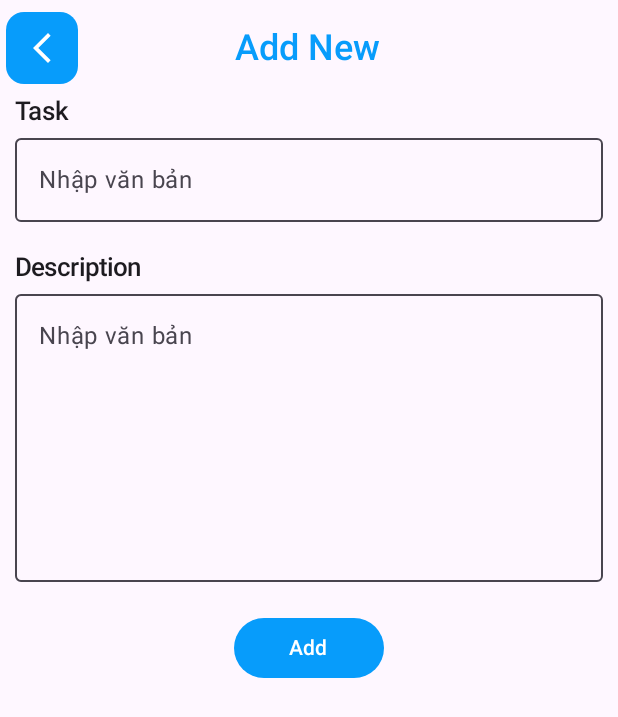
After one commit to nsonhoang/BT_LTMOBILE, an Android app built with Jetpack Compose: the AddTask screen opened directly, with no data from a screen before it, on a phone screen of 412 x 824 dp. The commit adds this screen. Shown: the top 717 px of the screen. Run offline under Robolectric (Android 15) with nearby library versions, the phone set to English and light mode, and no system bars.

Commit message:
bo xung bai 1 tuan 6

```diff
--- a/Bai1_tuan4/app/src/main/AndroidManifest.xml
+++ b/Bai1_tuan4/app/src/main/AndroidManifest.xml
@@ -14,6 +14,9 @@
         android:supportsRtl="true"
         android:theme="@style/Theme.Bai1_tuan4"
         tools:targetApi="31" >
+        <activity android:name=".AddTask"
+            android:theme="@style/Theme.Bai1_tuan4"
+            />.
         <activity
             android:name=".Login"
             android:exported="false"
--- /dev/null
+++ b/Bai1_tuan4/app/src/main/java/com/example/bai1_tuan4/AddTask.kt
@@ -0,0 +1,196 @@
+package com.example.bai1_tuan4
+
+import TaskData
+import android.R.attr.text
+import android.app.Activity
+import android.os.Bundle
+import androidx.activity.ComponentActivity
+import androidx.activity.compose.setContent
+import androidx.compose.foundation.layout.Arrangement
+import androidx.compose.foundation.layout.Column
+import androidx.compose.foundation.layout.Row
+import androidx.compose.foundation.layout.Spacer
+import androidx.compose.foundation.layout.fillMaxSize
+import androidx.compose.foundation.layout.fillMaxWidth
+import androidx.compose.foundation.layout.height
+import androidx.compose.foundation.layout.padding
+import androidx.compose.foundation.layout.width
+import androidx.compose.material3.Button
+import androidx.compose.material3.ButtonDefaults
+import androidx.compose.material3.Card
+import androidx.compose.material3.CardDefaults
+import androidx.compose.material3.ExperimentalMaterial3Api
+import androidx.compose.material3.Icon
+import androidx.compose.material3.IconButton
+import androidx.compose.material3.OutlinedTextField
+import androidx.compose.material3.Scaffold
+import androidx.compose.material3.Text
+import androidx.compose.material3.TextFieldDefaults
+import androidx.compose.material3.TopAppBar
+import androidx.compose.runtime.Composable
+import androidx.compose.runtime.LaunchedEffect
+import androidx.compose.runtime.collectAsState
+import androidx.compose.runtime.getValue
+import androidx.compose.runtime.mutableStateOf
+import androidx.compose.runtime.remember
+import androidx.compose.runtime.setValue
+import androidx.compose.ui.Modifier
+import androidx.compose.ui.graphics.Color
+import androidx.compose.ui.platform.LocalContext
+import androidx.compose.ui.res.painterResource
+import androidx.compose.ui.text.font.FontWeight
+import androidx.compose.ui.text.style.TextAlign
+import androidx.compose.ui.tooling.preview.Preview
+import androidx.compose.ui.unit.dp
+import androidx.compose.ui.unit.sp
+import androidx.lifecycle.viewmodel.compose.viewModel
+import com.example.bai1_tuan4.ui.theme.Blue
+import java.util.UUID
+
+
+class AddTask : ComponentActivity(){
+    override fun onCreate(savedInstanceState: Bundle?) {
+        super.onCreate(savedInstanceState)
+
+        setContent {
+            TaskScreen()
+        }
+    }
+}
+
+@Preview
+@Composable
+
+fun TaskScreen(){
+
+    Scaffold(
+        modifier = Modifier.fillMaxSize(),
+        topBar = {
+            TopBarAddTask()
+        }
+    ) {innerPadding ->
+
+        AddTaskMain(Modifier.padding(innerPadding))
+
+    }
+}
+
+@Composable
+fun AddTaskMain(modifier: Modifier) {
+
+    val context = LocalContext.current
+    val viewModel: MainViewModel = viewModel()
+    var text by remember { mutableStateOf("") }
+    var description by remember { mutableStateOf("") }
+
+    LaunchedEffect(Unit) {
+        viewModel.fetchTasks()
+    }
+    val data by viewModel.tasks.collectAsState()
+    Column(
+        modifier = modifier
+            .fillMaxWidth()
+            .padding(start = 10.dp, end = 10.dp),
+    ) {
+
+        Text(
+            text = "Task",
+            fontWeight = FontWeight(600),
+            fontSize = 17.sp
+        )
+        OutlinedTextField(
+            value = text,
+            onValueChange = { newText -> text = newText },
+            label = { Text("Nhập văn bản") }, // Nhãn cho trường nhập
+            modifier = Modifier.fillMaxWidth(),
+            colors = TextFieldDefaults.colors(
+                focusedContainerColor = Color.Transparent ,
+                unfocusedContainerColor = Color.Transparent
+            ),
+        )
+        Spacer(
+            modifier= Modifier.height(20.dp)
+        )
+        Text(
+            text = "Description",
+            fontWeight = FontWeight(600),
+            fontSize = 17.sp
+        )
+        OutlinedTextField(
+            value = description,
+            onValueChange = { newText -> description = newText },
+            label = { Text("Nhập văn bản") }, // Nhãn cho trường nhập
+            modifier = Modifier.fillMaxWidth()
+                .height(200.dp),
+            colors = TextFieldDefaults.colors(
+                focusedContainerColor = Color.Transparent ,
+                unfocusedContainerColor = Color.Transparent,
+            ),
+        )
+        Spacer(
+            modifier= Modifier.height(20.dp)
+        )
+        Row (
+            modifier = Modifier.fillMaxWidth(),
+            horizontalArrangement = Arrangement.Center
+        ){
+            Button(
+                onClick = {
+                    val newTask = TaskData(title = text, description = description, id = randomID(),
+                        attachments = emptyList(), category = "", createdAt = "", dueDate = "",
+                        priority = "", reminders = emptyList(), status = "", subtasks = emptyList(), updatedAt = ""
+                        )
+                    viewModel.addTask(newTask)
+                    text = "" // Reset input
+                    description = "" // Reset input
+                    println(viewModel.tasks.value)
+
+
+                },
+                colors = ButtonDefaults.buttonColors(containerColor = Blue, contentColor = Color.White),
+                modifier = Modifier.width(100.dp)
+            ) {
+                Text("Add")
+            }
+        }
+    }
+}
+@OptIn(ExperimentalMaterial3Api::class)
+@Preview
+@Composable
+fun TopBarAddTask(){
+    TopAppBar(
+        title = {
+            Text(
+                text = "Add New",
+                color = Blue,
+                fontSize = 24.sp,
+                fontWeight = FontWeight(600),
+                textAlign = TextAlign.Center,
+                modifier = Modifier.fillMaxWidth()
+            )
+        },
+        navigationIcon = {
+            Card(
+                colors = CardDefaults.cardColors(containerColor = Blue)
+            ) {
+                IconButton(
+                    onClick = {}
+                ) {
+                    Icon(
+                        painter = painterResource(R.drawable.baseline_arrow_back_ios_new_24),
+                        contentDescription = null,
+                        tint = Color.White
+                    )
+                }
+            }
+        },
+        actions = {
+             Spacer(modifier = Modifier.width(50.dp))
+        }
+    )
+}
+
+fun randomID(): Int {
+    return UUID.randomUUID().hashCode() // Chuyển đổi UUID thành hash code
+}
--- a/Bai1_tuan4/app/src/main/java/com/example/bai1_tuan4/Home.kt
+++ b/Bai1_tuan4/app/src/main/java/com/example/bai1_tuan4/Home.kt
@@ -65,7 +65,7 @@ fun Home(){
     LaunchedEffect(Unit) {
         viewModel.fetchTasks()
     }
-    val data = viewModel.tasks.collectAsState().value
+    val data by viewModel.tasks.collectAsState()
 
     if(viewModel.isLoading.collectAsState().value){
         Row(
--- a/Bai1_tuan4/app/src/main/java/com/example/bai1_tuan4/MainActivity.kt
+++ b/Bai1_tuan4/app/src/main/java/com/example/bai1_tuan4/MainActivity.kt
@@ -70,7 +70,9 @@ fun BottomMyAppBar(){
         floatingActionButton = {
                 FloatingActionButton(
                     onClick = {
-                        Toast.makeText(context, "Alo", Toast.LENGTH_SHORT).show()
+                        val intent = Intent(context, AddTask::class.java)
+
+                        context.startActivity(intent)
 
                     },
                     shape = CircleShape,
@@ -150,6 +152,7 @@ fun BottomMyAppBar(){
             composable(Screens.Search.screen){ Search() }
             composable(Screens.Notification.screen){ Notification() }
             composable(Screens.Profile.screen){ Profile() }
+            composable("addtask") { TaskScreen() }
         }
     }
 }
```
Also changed, not shown: Bai1_tuan4/app/src/main/java/com/example/bai1_tuan4/MainViewModel.kt (+9 -0 lines), bai1_tuan5/app/src/main/java/com/example/bai1_tuan5/Course.kt (added, +16 -0 lines), bai1_tuan5/app/src/main/java/com/example/bai1_tuan5/CourseViewModel.kt (added, +76 -0 lines), bai1_tuan5/app/src/main/java/com/example/bai1_tuan5/MainActivity.kt (+80 -68 lines).
